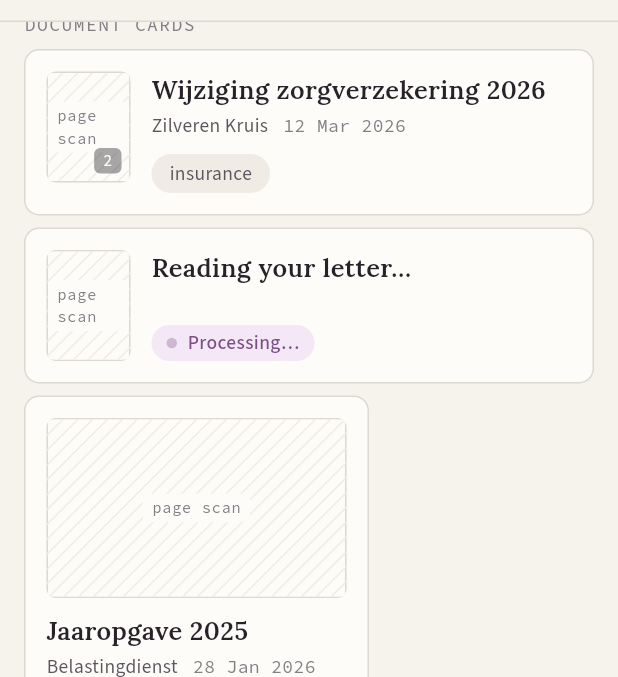
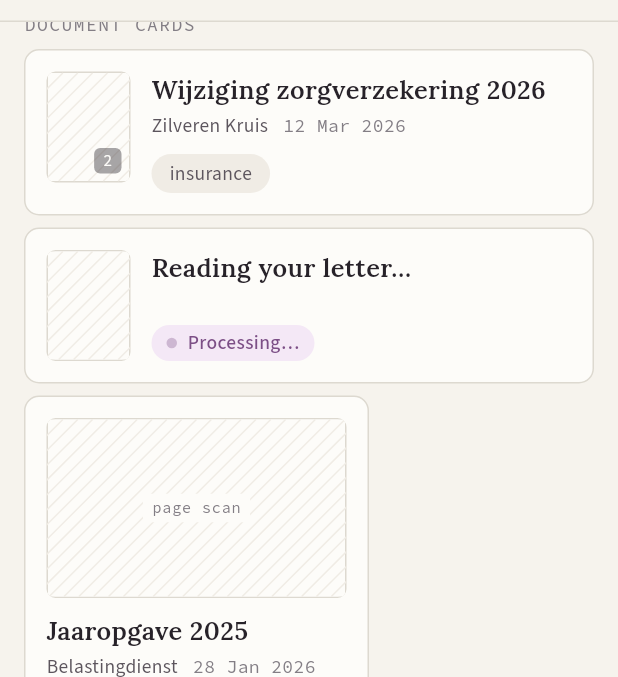
Before and after one commit to nielsfilmer/briefkist, a Flutter app: the GalleryScreen screen opened directly with empty values, scrolled down 1152 dp, on a phone screen of 412 x 824 dp, the part 62-739 px from its top. Run offline on Flutter 3.47's test engine with Material 3 defaults, Android fonts, the phone set to English and light mode, and no system bars; our stand-ins replace image_picker, path_drawing, shared_preferences; missing offline and left inert: cunning_document_scanner, desktop_drop, file_selector; accounts and stored records are empty; project files that could hold a hidden picture were left out.

Commit message:
Address PR #39 QA (both Low findings)
- Uploads refresh when the user returns to the capture tab (mobile) /
  upload nav (desktop): documents uploaded by other devices appear
  without pull-to-refresh; the 3s poll still covers in-flight work.
- MfPageThumb: suppress the "page scan" pill below 64px width — it
  wrapped mid-word at row-thumb sizes; the hatch alone reads as
  placeholder there.

Co-Authored-By: Claude Opus 4.8 <noreply@anthropic.com>
Claude-Session: https://claude.ai/code/session_01Vzoe3JMfcL46mnepUKizoF

```diff
--- a/app/lib/design/widgets/mf_page_thumb.dart
+++ b/app/lib/design/widgets/mf_page_thumb.dart
@@ -58,6 +58,9 @@ class _ThumbFrameState extends State<_ThumbFrame> {
           CustomPaint(
             painter: _HatchPainter(base: mf.surfaceCard, line: mf.surfaceInset),
           ),
+          // Below ~64px the pill label wraps mid-word ("pag e sca") — the
+          // hatch alone reads as "placeholder" at row-thumb sizes (QA #39).
+          if (s.width >= 64)
             Center(
               child: Container(
                 padding: const EdgeInsets.symmetric(vertical: 2, horizontal: 6),
--- a/app/lib/desktop/desktop_shell.dart
+++ b/app/lib/desktop/desktop_shell.dart
@@ -157,6 +157,8 @@ class _DesktopShellState extends State<DesktopShell> {
   void _goTo(String nav) {
     // Newly filed documents must appear when the user returns to the archive.
     if (nav == 'archive' && _nav != 'archive') _controller?.refresh();
+    // Same for uploads: other devices' documents appear on return (QA #39).
+    if (nav == 'upload' && _nav != 'upload') _uploads?.refresh();
     setState(() {
       _nav = nav;
       _docId = null; // per kit: changing screen closes the open document
--- a/app/lib/mobile/mobile_shell.dart
+++ b/app/lib/mobile/mobile_shell.dart
@@ -95,6 +95,9 @@ class _MobileShellState extends State<MobileShell> {
     // A letter uploaded on the capture tab should be there when the user
     // looks: refresh the archive whenever they switch to it.
     if (id == 'archive' && _tab != 'archive') _archive?.refresh();
+    // Documents uploaded by other devices only show up when this screen
+    // polls; returning to the tab is the natural refresh point (QA, PR #39).
+    if (id == 'capture' && _tab != 'capture') _uploads?.refresh();
     setState(() => _tab = id);
   }
 
```
Lines whose indentation alone changed are shown as unchanged.
